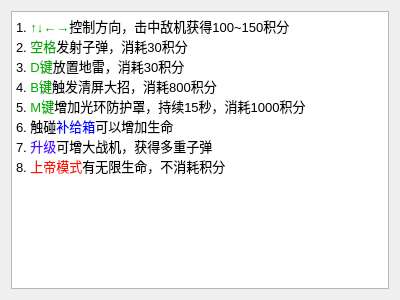
First picture: the form in helpdlg.ui, repository kun368/PlaneWar, before the edit.
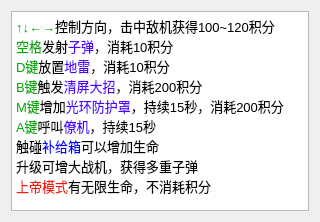
Second picture: the form after the edit.

Patch:
```diff
--- a/helpdlg.ui
+++ b/helpdlg.ui
@@ -6,8 +6,8 @@
    <rect>
     <x>0</x>
     <y>0</y>
-    <width>400</width>
-    <height>300</height>
+    <width>320</width>
+    <height>222</height>
    </rect>
   </property>
   <property name="windowTitle">
@@ -24,14 +24,15 @@
 &lt;html&gt;&lt;head&gt;&lt;meta name=&quot;qrichtext&quot; content=&quot;1&quot; /&gt;&lt;style type=&quot;text/css&quot;&gt;
 p, li { white-space: pre-wrap; }
 &lt;/style&gt;&lt;/head&gt;&lt;body style=&quot; font-family:'SimSun'; font-size:9pt; font-weight:400; font-style:normal;&quot;&gt;
-&lt;p style=&quot; margin-top:0px; margin-bottom:0px; margin-left:0px; margin-right:0px; -qt-block-indent:0; text-indent:0px;&quot;&gt;&lt;span style=&quot; font-family:'微软雅黑'; font-size:10pt;&quot;&gt;1. &lt;/span&gt;&lt;span style=&quot; font-family:'微软雅黑'; font-size:10pt; color:#00aa00;&quot;&gt;↑↓←→&lt;/span&gt;&lt;span style=&quot; font-family:'微软雅黑'; font-size:10pt;&quot;&gt;控制方向，击中敌机获得100~150积分&lt;/span&gt;&lt;/p&gt;
-&lt;p style=&quot; margin-top:0px; margin-bottom:0px; margin-left:0px; margin-right:0px; -qt-block-indent:0; text-indent:0px;&quot;&gt;&lt;span style=&quot; font-family:'微软雅黑'; font-size:10pt;&quot;&gt;2. &lt;/span&gt;&lt;span style=&quot; font-family:'微软雅黑'; font-size:10pt; color:#00aa00;&quot;&gt;空格&lt;/span&gt;&lt;span style=&quot; font-family:'微软雅黑'; font-size:10pt;&quot;&gt;发射子弹，消耗30积分&lt;/span&gt;&lt;/p&gt;
-&lt;p style=&quot; margin-top:0px; margin-bottom:0px; margin-left:0px; margin-right:0px; -qt-block-indent:0; text-indent:0px;&quot;&gt;&lt;span style=&quot; font-family:'微软雅黑'; font-size:10pt;&quot;&gt;3. &lt;/span&gt;&lt;span style=&quot; font-family:'微软雅黑'; font-size:10pt; color:#00aa00;&quot;&gt;D键&lt;/span&gt;&lt;span style=&quot; font-family:'微软雅黑'; font-size:10pt;&quot;&gt;放置地雷，消耗30积分&lt;/span&gt;&lt;/p&gt;
-&lt;p style=&quot; margin-top:0px; margin-bottom:0px; margin-left:0px; margin-right:0px; -qt-block-indent:0; text-indent:0px;&quot;&gt;&lt;span style=&quot; font-family:'微软雅黑'; font-size:10pt;&quot;&gt;4. &lt;/span&gt;&lt;span style=&quot; font-family:'微软雅黑'; font-size:10pt; color:#00aa00;&quot;&gt;B键&lt;/span&gt;&lt;span style=&quot; font-family:'微软雅黑'; font-size:10pt;&quot;&gt;触发清屏大招，消耗800积分&lt;/span&gt;&lt;/p&gt;
-&lt;p style=&quot; margin-top:0px; margin-bottom:0px; margin-left:0px; margin-right:0px; -qt-block-indent:0; text-indent:0px;&quot;&gt;&lt;span style=&quot; font-family:'微软雅黑'; font-size:10pt;&quot;&gt;5. &lt;/span&gt;&lt;span style=&quot; font-family:'微软雅黑'; font-size:10pt; color:#00aa00;&quot;&gt;M键&lt;/span&gt;&lt;span style=&quot; font-family:'微软雅黑'; font-size:10pt;&quot;&gt;增加光环防护罩，持续15秒，消耗1000积分&lt;/span&gt;&lt;/p&gt;
-&lt;p style=&quot; margin-top:0px; margin-bottom:0px; margin-left:0px; margin-right:0px; -qt-block-indent:0; text-indent:0px;&quot;&gt;&lt;span style=&quot; font-family:'微软雅黑'; font-size:10pt;&quot;&gt;6. 触碰&lt;/span&gt;&lt;span style=&quot; font-family:'微软雅黑'; font-size:10pt; color:#0000ff;&quot;&gt;补给箱&lt;/span&gt;&lt;span style=&quot; font-family:'微软雅黑'; font-size:10pt;&quot;&gt;可以增加生命&lt;/span&gt;&lt;/p&gt;
-&lt;p style=&quot; margin-top:0px; margin-bottom:0px; margin-left:0px; margin-right:0px; -qt-block-indent:0; text-indent:0px;&quot;&gt;&lt;span style=&quot; font-family:'微软雅黑'; font-size:10pt;&quot;&gt;7. &lt;/span&gt;&lt;span style=&quot; font-family:'微软雅黑'; font-size:10pt; color:#5500ff;&quot;&gt;升级&lt;/span&gt;&lt;span style=&quot; font-family:'微软雅黑'; font-size:10pt;&quot;&gt;可增大战机，获得多重子弹&lt;/span&gt;&lt;/p&gt;
-&lt;p style=&quot; margin-top:0px; margin-bottom:0px; margin-left:0px; margin-right:0px; -qt-block-indent:0; text-indent:0px;&quot;&gt;&lt;span style=&quot; font-family:'微软雅黑'; font-size:10pt;&quot;&gt;8. &lt;/span&gt;&lt;span style=&quot; font-family:'微软雅黑'; font-size:10pt; color:#f81504;&quot;&gt;上帝模式&lt;/span&gt;&lt;span style=&quot; font-family:'微软雅黑'; font-size:10pt;&quot;&gt;有无限生命，不消耗积分&lt;/span&gt;&lt;/p&gt;&lt;/body&gt;&lt;/html&gt;</string>
+&lt;p style=&quot; margin-top:0px; margin-bottom:0px; margin-left:0px; margin-right:0px; -qt-block-indent:0; text-indent:0px;&quot;&gt;&lt;span style=&quot; font-family:'微软雅黑'; font-size:10pt; color:#00aa00;&quot;&gt;↑↓←→&lt;/span&gt;&lt;span style=&quot; font-family:'微软雅黑'; font-size:10pt;&quot;&gt;控制方向，击中敌机获得100~120积分&lt;/span&gt;&lt;/p&gt;
+&lt;p style=&quot; margin-top:0px; margin-bottom:0px; margin-left:0px; margin-right:0px; -qt-block-indent:0; text-indent:0px;&quot;&gt;&lt;span style=&quot; font-family:'微软雅黑'; font-size:10pt; color:#00aa00;&quot;&gt;空格&lt;/span&gt;&lt;span style=&quot; font-family:'微软雅黑'; font-size:10pt;&quot;&gt;发射&lt;/span&gt;&lt;span style=&quot; font-family:'微软雅黑'; font-size:10pt; color:#5500ff;&quot;&gt;子弹&lt;/span&gt;&lt;span style=&quot; font-family:'微软雅黑'; font-size:10pt;&quot;&gt;，消耗10积分&lt;/span&gt;&lt;/p&gt;
+&lt;p style=&quot; margin-top:0px; margin-bottom:0px; margin-left:0px; margin-right:0px; -qt-block-indent:0; text-indent:0px;&quot;&gt;&lt;span style=&quot; font-family:'微软雅黑'; font-size:10pt; color:#00aa00;&quot;&gt;D键&lt;/span&gt;&lt;span style=&quot; font-family:'微软雅黑'; font-size:10pt;&quot;&gt;放置&lt;/span&gt;&lt;span style=&quot; font-family:'微软雅黑'; font-size:10pt; color:#5500ff;&quot;&gt;地雷&lt;/span&gt;&lt;span style=&quot; font-family:'微软雅黑'; font-size:10pt;&quot;&gt;，消耗10积分&lt;/span&gt;&lt;/p&gt;
+&lt;p style=&quot; margin-top:0px; margin-bottom:0px; margin-left:0px; margin-right:0px; -qt-block-indent:0; text-indent:0px;&quot;&gt;&lt;span style=&quot; font-family:'微软雅黑'; font-size:10pt; color:#00aa00;&quot;&gt;B键&lt;/span&gt;&lt;span style=&quot; font-family:'微软雅黑'; font-size:10pt;&quot;&gt;触发&lt;/span&gt;&lt;span style=&quot; font-family:'微软雅黑'; font-size:10pt; color:#5500ff;&quot;&gt;清屏大招&lt;/span&gt;&lt;span style=&quot; font-family:'微软雅黑'; font-size:10pt;&quot;&gt;，消耗200积分&lt;/span&gt;&lt;/p&gt;
+&lt;p style=&quot; margin-top:0px; margin-bottom:0px; margin-left:0px; margin-right:0px; -qt-block-indent:0; text-indent:0px;&quot;&gt;&lt;span style=&quot; font-family:'微软雅黑'; font-size:10pt; color:#00aa00;&quot;&gt;M键&lt;/span&gt;&lt;span style=&quot; font-family:'微软雅黑'; font-size:10pt;&quot;&gt;增加&lt;/span&gt;&lt;span style=&quot; font-family:'微软雅黑'; font-size:10pt; color:#5500ff;&quot;&gt;光环防护罩&lt;/span&gt;&lt;span style=&quot; font-family:'微软雅黑'; font-size:10pt;&quot;&gt;，持续15秒，消耗200积分&lt;/span&gt;&lt;/p&gt;
+&lt;p style=&quot; margin-top:0px; margin-bottom:0px; margin-left:0px; margin-right:0px; -qt-block-indent:0; text-indent:0px;&quot;&gt;&lt;span style=&quot; font-family:'微软雅黑'; font-size:10pt; color:#00aa00;&quot;&gt;A键&lt;/span&gt;&lt;span style=&quot; font-family:'微软雅黑'; font-size:10pt;&quot;&gt;呼叫&lt;/span&gt;&lt;span style=&quot; font-family:'微软雅黑'; font-size:10pt; color:#5500ff;&quot;&gt;僚机&lt;/span&gt;&lt;span style=&quot; font-family:'微软雅黑'; font-size:10pt;&quot;&gt;，持续15秒&lt;/span&gt;&lt;/p&gt;
+&lt;p style=&quot; margin-top:0px; margin-bottom:0px; margin-left:0px; margin-right:0px; -qt-block-indent:0; text-indent:0px;&quot;&gt;&lt;span style=&quot; font-family:'微软雅黑'; font-size:10pt;&quot;&gt;触碰&lt;/span&gt;&lt;span style=&quot; font-family:'微软雅黑'; font-size:10pt; color:#0000ff;&quot;&gt;补给箱&lt;/span&gt;&lt;span style=&quot; font-family:'微软雅黑'; font-size:10pt;&quot;&gt;可以增加生命&lt;/span&gt;&lt;/p&gt;
+&lt;p style=&quot; margin-top:0px; margin-bottom:0px; margin-left:0px; margin-right:0px; -qt-block-indent:0; text-indent:0px;&quot;&gt;&lt;span style=&quot; font-family:'微软雅黑'; font-size:10pt; color:#000000;&quot;&gt;升级&lt;/span&gt;&lt;span style=&quot; font-family:'微软雅黑'; font-size:10pt;&quot;&gt;可增大战机，获得多重子弹&lt;/span&gt;&lt;/p&gt;
+&lt;p style=&quot; margin-top:0px; margin-bottom:0px; margin-left:0px; margin-right:0px; -qt-block-indent:0; text-indent:0px;&quot;&gt;&lt;span style=&quot; font-family:'微软雅黑'; font-size:10pt; color:#f81504;&quot;&gt;上帝模式&lt;/span&gt;&lt;span style=&quot; font-family:'微软雅黑'; font-size:10pt;&quot;&gt;有无限生命，不消耗积分&lt;/span&gt;&lt;/p&gt;&lt;/body&gt;&lt;/html&gt;</string>
      </property>
     </widget>
    </item>
```
